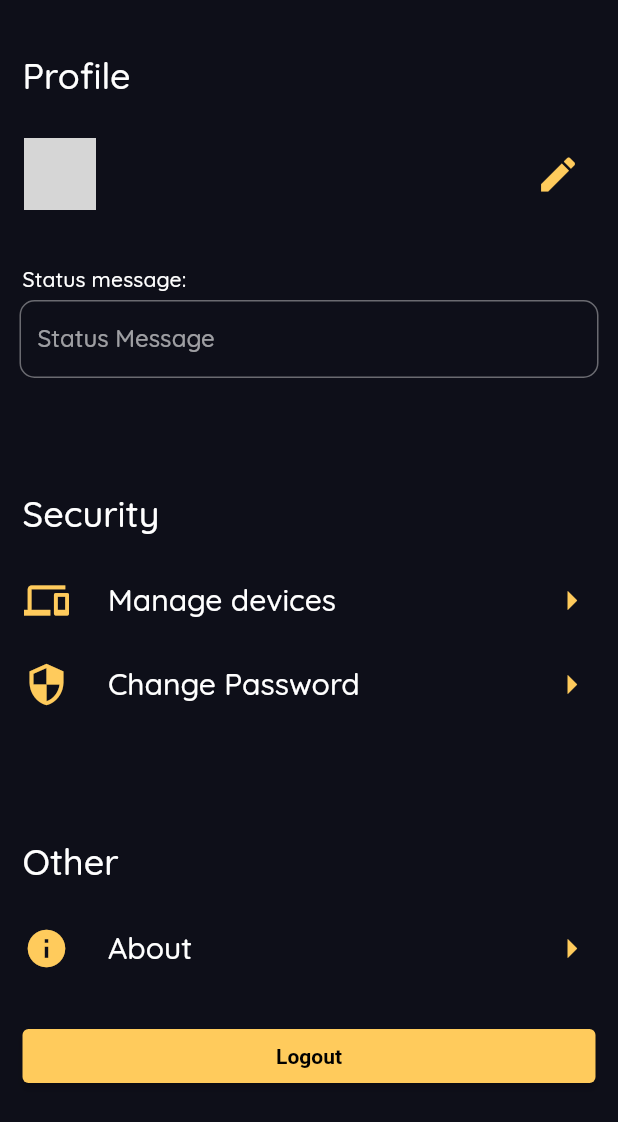
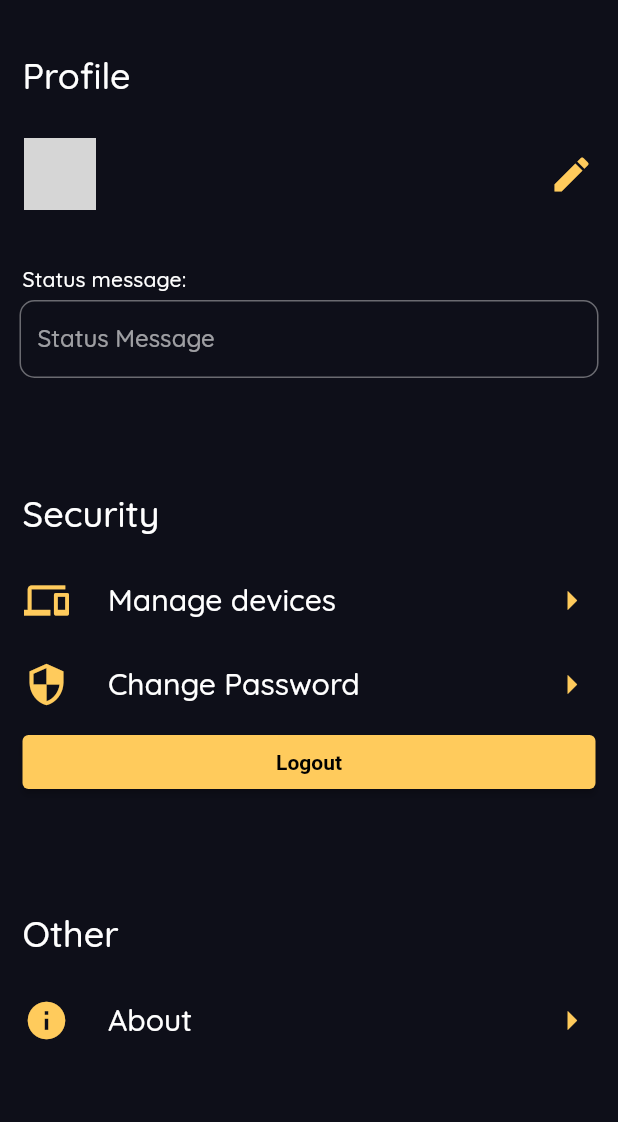
Before and after one commit to nicholas-roether/quicksend, a Flutter app: the SettingScreen widget shown alone on an empty page, opened directly, on a phone screen of 412 x 824 dp. Shown: the top 1122 px of the screen. Run offline on Flutter 3.47's test engine with Material 2 defaults, Android fonts, the phone set to English and light mode, and no system bars; our stand-ins replace device_info_plus, dio, flutter_secure_storage, hive, hive_flutter, image_picker and 2 more; missing offline and left inert: encrypt, fast_rsa, image_compression_flutter, image_picker_web, mime_type; accounts and stored records are empty; network calls fail; statements that could not run were skipped; grey boxes are pictures that could not be loaded.

Commit message:
UX improvements, removed IconButton, implement onTap Listtile

```diff
--- a/lib/screens/settings_screen.dart
+++ b/lib/screens/settings_screen.dart
@@ -69,8 +69,7 @@ class _SettingScreenState extends State<SettingScreen> {
                           fontSize: 20,
                         ),
                   ),
-                  trailing: IconButton(
-                    onPressed: () {
+                  onTap: () {
                     Navigator.push(
                       context,
                       MaterialPageRoute(
@@ -80,9 +79,7 @@ class _SettingScreenState extends State<SettingScreen> {
                       ),
                     );
                   },
-                    icon: const Icon(Icons.edit),
-                    splashRadius: 20,
-                  ),
+                  trailing: const Icon(Icons.edit),
                   leading: Hero(
                     child: ProfilePicture(radius: 24, userInfo: userInfo!),
                     tag: "profile pic",
@@ -134,6 +131,18 @@ class _SettingScreenState extends State<SettingScreen> {
             },
           ),
           const CustomListtile(title: "Change Password", icon: Icons.security),
+          Padding(
+            padding: const EdgeInsets.symmetric(
+              horizontal: 15.0,
+            ),
+            child: CustomButton(
+              pressedCallback: () async {
+                await quicksendClient.logOut();
+                Navigator.popAndPushNamed(context, "/");
+              },
+              title: "Logout",
+            ),
+          ),
           const SizedBox(
             height: 60,
           ),
@@ -146,18 +155,6 @@ class _SettingScreenState extends State<SettingScreen> {
           const SizedBox(
             height: 20,
           ),
-          Padding(
-            padding: const EdgeInsets.symmetric(
-              horizontal: 15.0,
-            ),
-            child: CustomButton(
-              pressedCallback: () async {
-                await quicksendClient.logOut();
-                Navigator.popAndPushNamed(context, "/");
-              },
-              title: "Logout",
-            ),
-          ),
         ],
       ),
     );
```
Lines whose indentation alone changed are shown as unchanged.
